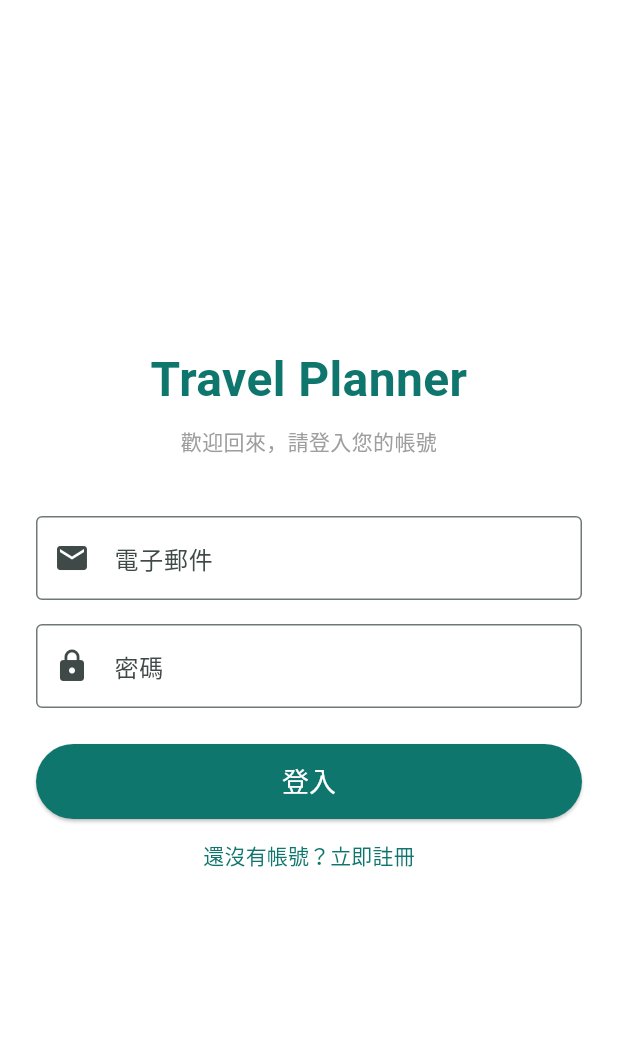
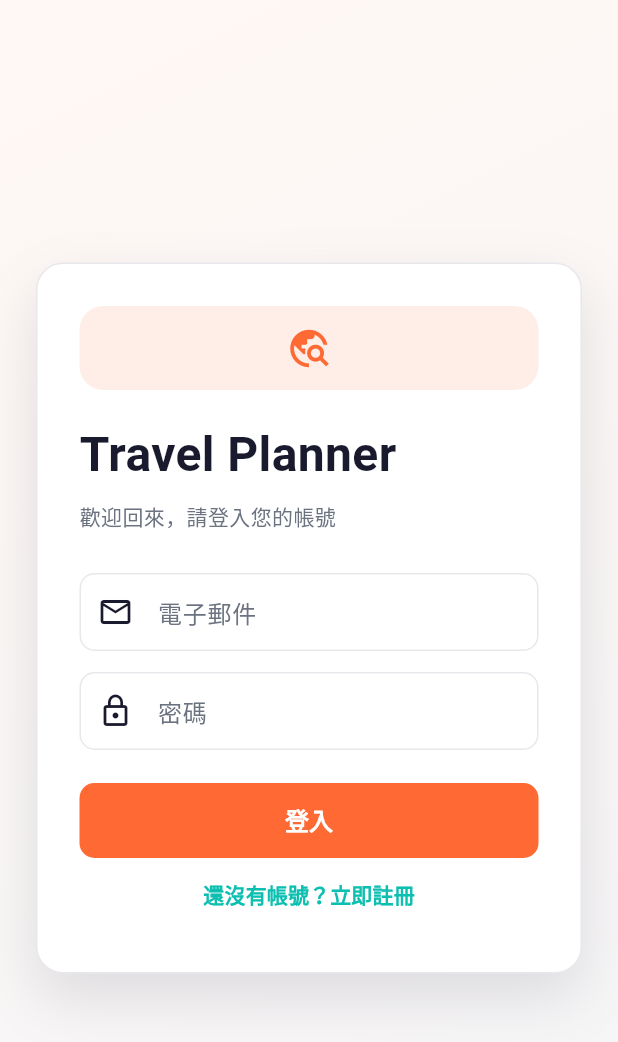
Before and after one commit to ruba437/travel-planner, a Flutter app: the screen it shows after launch, on a phone screen of 412 x 824 dp. Shown: the top 1042 px of the screen. Run offline on Flutter 3.47's test engine with Material 3 defaults, Android fonts, the phone set to English and light mode, and no system bars; our stand-ins replace google_fonts, google_maps_flutter, shared_preferences.

Commit message:
feat:App ui style change

```diff
--- a/travel_planner_app/lib/main.dart
+++ b/travel_planner_app/lib/main.dart
@@ -5,6 +5,7 @@ import 'package:travel_planner_app/providers/planner_provider.dart';
 import 'providers/auth_provider.dart';
 import 'screens/login_screen.dart';
 import 'screens/main_screen.dart'; // 🆕 引入帶有底部導覽列的主框架 MainScreen
+import 'theme/app_theme.dart';
 
 void main() {
   runApp(
@@ -25,10 +26,7 @@ class MyApp extends StatelessWidget {
   Widget build(BuildContext context) {
     return MaterialApp(
       title: 'Travel Planner',
-      theme: ThemeData(
-        colorScheme: ColorScheme.fromSeed(seedColor: const Color(0xFF0F766E)),
-        useMaterial3: true,
-      ),
+      theme: buildTravelPlannerTheme(),
       home: Consumer<AuthProvider>(
         builder: (context, auth, child) {
           if (auth.isLoading) {
--- a/travel_planner_app/lib/screens/login_screen.dart
+++ b/travel_planner_app/lib/screens/login_screen.dart
@@ -1,6 +1,7 @@
 import 'package:flutter/material.dart';
 import 'package:provider/provider.dart';
 import '../providers/auth_provider.dart';
+import '../theme/app_theme.dart';
 
 class LoginScreen extends StatefulWidget {
   const LoginScreen({super.key});
@@ -26,78 +27,106 @@ class _LoginScreenState extends State<LoginScreen> {
       );
       // 登入成功！(AuthProvider 的 notifyListeners() 會自動讓外層導向首頁，不需手動跳轉)
     } catch (e) {
+      if (!mounted) return;
       // 顯示錯誤訊息 (SnackBar 對應前端的 alert / toast)
       ScaffoldMessenger.of(context).showSnackBar(
         SnackBar(content: Text(e.toString().replaceAll('Exception: ', ''))),
       );
     } finally {
+      if (mounted) {
         setState(() { _isLoading = false; });
+      }
     }
   }
 
   @override
   Widget build(BuildContext context) {
     return Scaffold(
-      backgroundColor: Colors.white,
-      body: Center(
+      body: Container(
+        decoration: const BoxDecoration(
+          gradient: LinearGradient(
+            begin: Alignment.topLeft,
+            end: Alignment.bottomRight,
+            colors: [Color(0xFFFFF8F4), AppColors.bg],
+          ),
+        ),
+        child: Center(
           child: SingleChildScrollView(
             padding: const EdgeInsets.all(24.0),
+            child: ConstrainedBox(
+              constraints: const BoxConstraints(maxWidth: 420),
+              child: Container(
+                padding: const EdgeInsets.all(28),
+                decoration: BoxDecoration(
+                  color: AppColors.surface,
+                  borderRadius: BorderRadius.circular(18),
+                  border: Border.all(color: AppColors.border),
+                  boxShadow: const [BoxShadow(color: Color(0x1F1A1A2E), blurRadius: 32, offset: Offset(0, 16))],
+                ),
                 child: Column(
-            mainAxisAlignment: MainAxisAlignment.center,
                   crossAxisAlignment: CrossAxisAlignment.stretch,
                   children: [
+                    Container(
+                      width: 56,
+                      height: 56,
+                      decoration: BoxDecoration(
+                        color: const Color(0xFFFFEEE7),
+                        borderRadius: BorderRadius.circular(16),
+                      ),
+                      child: const Icon(Icons.travel_explore, color: AppColors.orange, size: 30),
+                    ),
+                    const SizedBox(height: 20),
                     const Text(
                       'Travel Planner',
-                textAlign: TextAlign.center,
-                style: TextStyle(fontSize: 32, fontWeight: FontWeight.bold, color: Color(0xFF0F766E)),
+                      style: TextStyle(fontSize: 32, fontWeight: FontWeight.bold, color: AppColors.text),
                     ),
                     const SizedBox(height: 8),
                     const Text(
                       '歡迎回來，請登入您的帳號',
-                textAlign: TextAlign.center,
-                style: TextStyle(color: Colors.grey),
+                      style: TextStyle(color: AppColors.textSecondary),
                     ),
-              const SizedBox(height: 40),
+                    const SizedBox(height: 28),
                     TextField(
                       controller: _emailController,
                       keyboardType: TextInputType.emailAddress,
                       decoration: const InputDecoration(
                         labelText: '電子郵件',
-                  border: OutlineInputBorder(),
-                  prefixIcon: Icon(Icons.email),
+                        prefixIcon: Icon(Icons.email_outlined),
                       ),
                     ),
-              const SizedBox(height: 16),
+                    const SizedBox(height: 14),
                     TextField(
                       controller: _passwordController,
                       obscureText: true,
                       decoration: const InputDecoration(
                         labelText: '密碼',
-                  border: OutlineInputBorder(),
-                  prefixIcon: Icon(Icons.lock),
+                        prefixIcon: Icon(Icons.lock_outline),
                       ),
                     ),
-              const SizedBox(height: 24),
+                    const SizedBox(height: 22),
                     SizedBox(
                       height: 50,
                       child: ElevatedButton(
-                  style: ElevatedButton.styleFrom(
-                    backgroundColor: const Color(0xFF0F766E),
-                    foregroundColor: Colors.white,
-                  ),
                         onPressed: _isLoading ? null : _handleLogin,
                         child: _isLoading
-                      ? const CircularProgressIndicator(color: Colors.white)
-                      : const Text('登入', style: TextStyle(fontSize: 18)),
+                            ? const SizedBox(
+                                width: 20,
+                                height: 20,
+                                child: CircularProgressIndicator(strokeWidth: 2, color: Colors.white),
+                              )
+                            : const Text('登入', style: TextStyle(fontSize: 16, fontWeight: FontWeight.bold)),
                       ),
                     ),
                     TextButton(
                       onPressed: () {
                         // 這裡之後可以串接跳轉到註冊頁面
                       },
-                child: const Text('還沒有帳號？立即註冊', style: TextStyle(color: Color(0xFF0F766E))),
+                      child: const Text('還沒有帳號？立即註冊', style: TextStyle(color: AppColors.teal)),
                     )
                   ],
+                ),
+              ),
+            ),
           ),
         ),
       ),
--- /dev/null
+++ b/travel_planner_app/lib/theme/app_theme.dart
@@ -0,0 +1,154 @@
+import 'package:flutter/material.dart';
+import 'package:google_fonts/google_fonts.dart';
+
+class AppColors {
+  static const Color orange = Color(0xFFFF6934);
+  static const Color orangeStrong = Color(0xFFF1561F);
+  static const Color teal = Color(0xFF0CBFB0);
+  static const Color bg = Color(0xFFF5F5F7);
+  static const Color surface = Colors.white;
+  static const Color border = Color(0xFFE8E8EC);
+  static const Color text = Color(0xFF1A1A2E);
+  static const Color textSecondary = Color(0xFF6B7280);
+  static const Color textMuted = Color(0xFF9CA3AF);
+}
+
+ThemeData buildTravelPlannerTheme() {
+  final base = ThemeData(
+    useMaterial3: true,
+    colorScheme: const ColorScheme.light(
+      primary: AppColors.orange,
+      onPrimary: Colors.white,
+      secondary: AppColors.teal,
+      onSecondary: Colors.white,
+      surface: AppColors.surface,
+      onSurface: AppColors.text,
+      error: Color(0xFFDC2626),
+      onError: Colors.white,
+      outline: AppColors.border,
+    ),
+  );
+
+  final textTheme = GoogleFonts.dmSansTextTheme(base.textTheme).copyWith(
+    displayLarge: GoogleFonts.cormorantGaramond(
+      textStyle: base.textTheme.displayLarge?.copyWith(
+        color: AppColors.text,
+        fontWeight: FontWeight.w700,
+        letterSpacing: -1,
+      ),
+    ),
+    displayMedium: GoogleFonts.cormorantGaramond(
+      textStyle: base.textTheme.displayMedium?.copyWith(
+        color: AppColors.text,
+        fontWeight: FontWeight.w600,
+        letterSpacing: -0.6,
+      ),
+    ),
+    headlineLarge: GoogleFonts.cormorantGaramond(
+      textStyle: base.textTheme.headlineLarge?.copyWith(
+        color: AppColors.text,
+        fontWeight: FontWeight.w600,
+        letterSpacing: -0.5,
+      ),
+    ),
+    titleLarge: base.textTheme.titleLarge?.copyWith(
+      color: AppColors.text,
+      fontWeight: FontWeight.w700,
+    ),
+    titleMedium: base.textTheme.titleMedium?.copyWith(
+      color: AppColors.text,
+      fontWeight: FontWeight.w600,
+    ),
+    bodyLarge: base.textTheme.bodyLarge?.copyWith(color: AppColors.text),
+    bodyMedium: base.textTheme.bodyMedium?.copyWith(color: AppColors.textSecondary),
+    labelLarge: base.textTheme.labelLarge?.copyWith(fontWeight: FontWeight.w700),
+  );
+
+  final roundedBorder = OutlineInputBorder(
+    borderRadius: BorderRadius.circular(10),
+    borderSide: const BorderSide(color: AppColors.border),
+  );
+
+  return base.copyWith(
+    scaffoldBackgroundColor: AppColors.bg,
+    textTheme: textTheme,
+    appBarTheme: AppBarTheme(
+      backgroundColor: AppColors.surface,
+      surfaceTintColor: AppColors.surface,
+      elevation: 1,
+      shadowColor: Colors.black12,
+      foregroundColor: AppColors.text,
+      centerTitle: false,
+      titleTextStyle: textTheme.titleLarge?.copyWith(fontSize: 18),
+    ),
+    cardTheme: CardThemeData(
+      color: AppColors.surface,
+      surfaceTintColor: AppColors.surface,
+      elevation: 2,
+      shadowColor: Colors.black12,
+      shape: RoundedRectangleBorder(borderRadius: BorderRadius.circular(16)),
+      margin: EdgeInsets.zero,
+    ),
+    inputDecorationTheme: InputDecorationTheme(
+      filled: true,
+      fillColor: AppColors.surface,
+      border: roundedBorder,
+      enabledBorder: roundedBorder,
+      focusedBorder: roundedBorder.copyWith(
+        borderSide: const BorderSide(color: AppColors.teal, width: 1.4),
+      ),
+      contentPadding: const EdgeInsets.symmetric(horizontal: 14, vertical: 14),
+      labelStyle: const TextStyle(color: AppColors.textSecondary),
+      hintStyle: const TextStyle(color: AppColors.textMuted),
+    ),
+    elevatedButtonTheme: ElevatedButtonThemeData(
+      style: ElevatedButton.styleFrom(
+        backgroundColor: AppColors.orange,
+        foregroundColor: Colors.white,
+        elevation: 0,
+        minimumSize: const Size.fromHeight(48),
+        shape: RoundedRectangleBorder(borderRadius: BorderRadius.circular(10)),
+      ),
+    ),
+    filledButtonTheme: FilledButtonThemeData(
+      style: FilledButton.styleFrom(
+        backgroundColor: AppColors.orange,
+        foregroundColor: Colors.white,
+        minimumSize: const Size.fromHeight(48),
+        shape: RoundedRectangleBorder(borderRadius: BorderRadius.circular(10)),
+      ),
+    ),
+    outlinedButtonTheme: OutlinedButtonThemeData(
+      style: OutlinedButton.styleFrom(
+        foregroundColor: AppColors.orange,
+        side: const BorderSide(color: AppColors.orange),
+        minimumSize: const Size.fromHeight(44),
+        shape: RoundedRectangleBorder(borderRadius: BorderRadius.circular(10)),
+      ),
+    ),
+    textButtonTheme: TextButtonThemeData(
+      style: TextButton.styleFrom(foregroundColor: AppColors.teal),
+    ),
+    chipTheme: base.chipTheme.copyWith(
+      backgroundColor: const Color(0xFFF0FDF9),
+      selectedColor: const Color(0xFFE2FCF8),
+      side: const BorderSide(color: AppColors.border),
+      labelStyle: const TextStyle(color: AppColors.text),
+      secondaryLabelStyle: const TextStyle(color: AppColors.orange),
+      shape: RoundedRectangleBorder(borderRadius: BorderRadius.circular(999)),
+    ),
+    bottomNavigationBarTheme: const BottomNavigationBarThemeData(
+      backgroundColor: AppColors.surface,
+      selectedItemColor: AppColors.orange,
+      unselectedItemColor: AppColors.textMuted,
+      type: BottomNavigationBarType.fixed,
+      elevation: 10,
+    ),
+    floatingActionButtonTheme: const FloatingActionButtonThemeData(
+      backgroundColor: AppColors.orange,
+      foregroundColor: Colors.white,
+    ),
+    progressIndicatorTheme: const ProgressIndicatorThemeData(color: AppColors.orange),
+    dividerTheme: const DividerThemeData(color: AppColors.border, thickness: 1),
+  );
+}
--- a/travel_planner_app/pubspec.yaml
+++ b/travel_planner_app/pubspec.yaml
@@ -38,6 +38,7 @@ dependencies:
   provider: ^6.1.5+1
   shared_preferences: ^2.5.5
   google_maps_flutter: ^2.17.0
+  google_fonts: ^6.2.1
   url_launcher: ^6.3.2
 
 dev_dependencies:
```
Also changed, not shown: travel_planner_app/lib/screens/ai_planner_screen.dart (+9 -17 lines), travel_planner_app/lib/screens/chat_screen.dart (+16 -15 lines), travel_planner_app/lib/screens/explore_screen.dart (+11 -10 lines), travel_planner_app/lib/screens/home_screen.dart (+17 -22 lines), travel_planner_app/lib/screens/itinerary_screen.dart (+76 -21 lines), travel_planner_app/lib/screens/main_screen.dart (+5 -4 lines), travel_planner_app/lib/screens/map_screen.dart (+12 -11 lines), travel_planner_app/lib/screens/profile_screen.dart (+30 -29 lines), travel_planner_app/lib/widgets/add_expense_sheet.dart (+5 -4 lines), travel_planner_app/pubspec.lock, 7 other files. Lines whose indentation alone changed are shown as unchanged.
